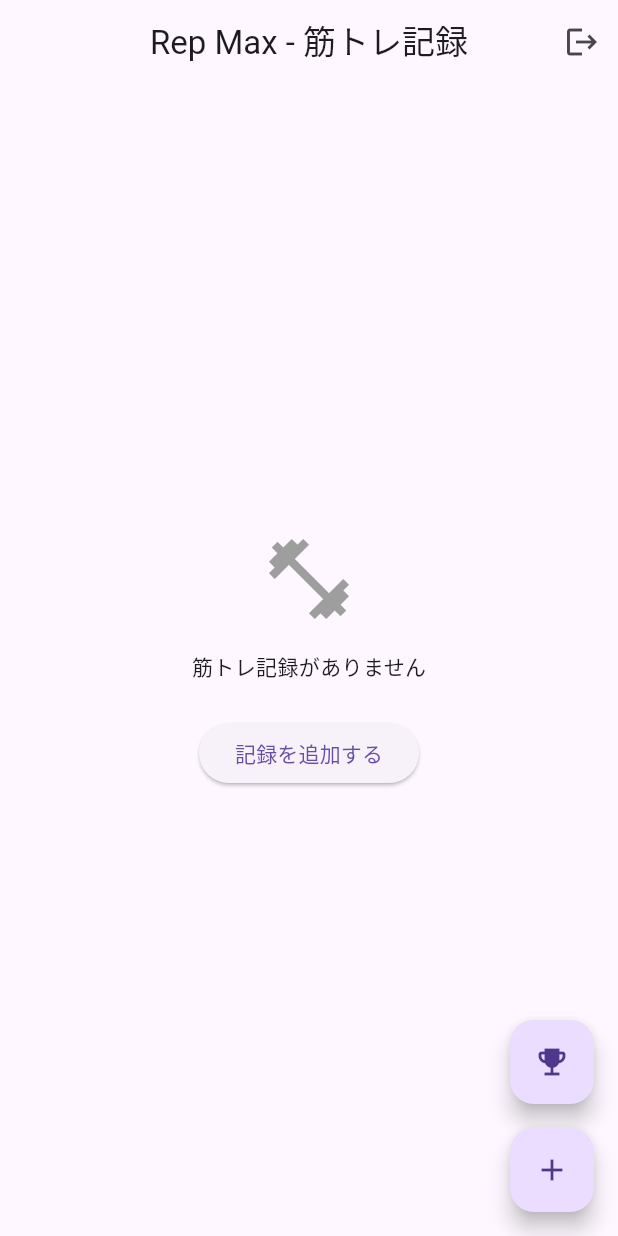
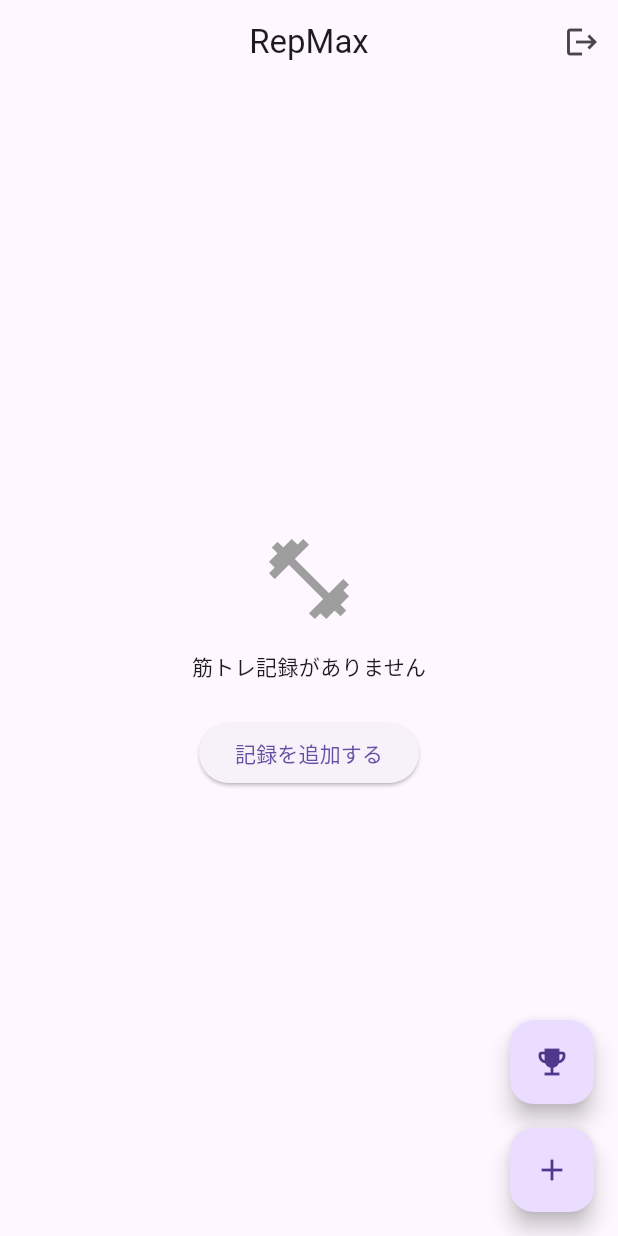
Before and after one commit to gitogitosnack/rep_max, a Flutter app: the screen it shows once a user with an empty profile is signed in, on a phone screen of 412 x 824 dp. Run offline on Flutter 3.47's test engine with Material 3 defaults, Android fonts, the phone set to English and light mode, and no system bars; our stand-ins replace cloud_firestore, firebase_auth, firebase_core; accounts and stored records are empty; network calls fail.

Commit message:
constructed the connection between repmax and firebase.

```diff
--- /dev/null
+++ b/devtools_options.yaml
@@ -0,0 +1,3 @@
+description: This file stores settings for Dart & Flutter DevTools.
+documentation: https://docs.flutter.dev/tools/devtools/extensions#configure-extension-enablement-states
+extensions:
--- a/lib/screens/home_screen.dart
+++ b/lib/screens/home_screen.dart
@@ -19,7 +19,7 @@
   Widget build(BuildContext context) {
     return Scaffold(
       appBar: AppBar(
-        title: const Text('Rep Max - 筋トレ記録'),
+        title: const Text('RepMax'),
         centerTitle: true,
         actions: [
           IconButton(
@@ -105,6 +105,7 @@
           );
         },
       ),
+
       floatingActionButton: Column(
         mainAxisAlignment: MainAxisAlignment.end,
         children: [
```
Also changed, not shown: lib/screens/auth_screen.dart (+9 -0 lines), firebase.json (added), lib/firebase_options.dart, 3 other files.
